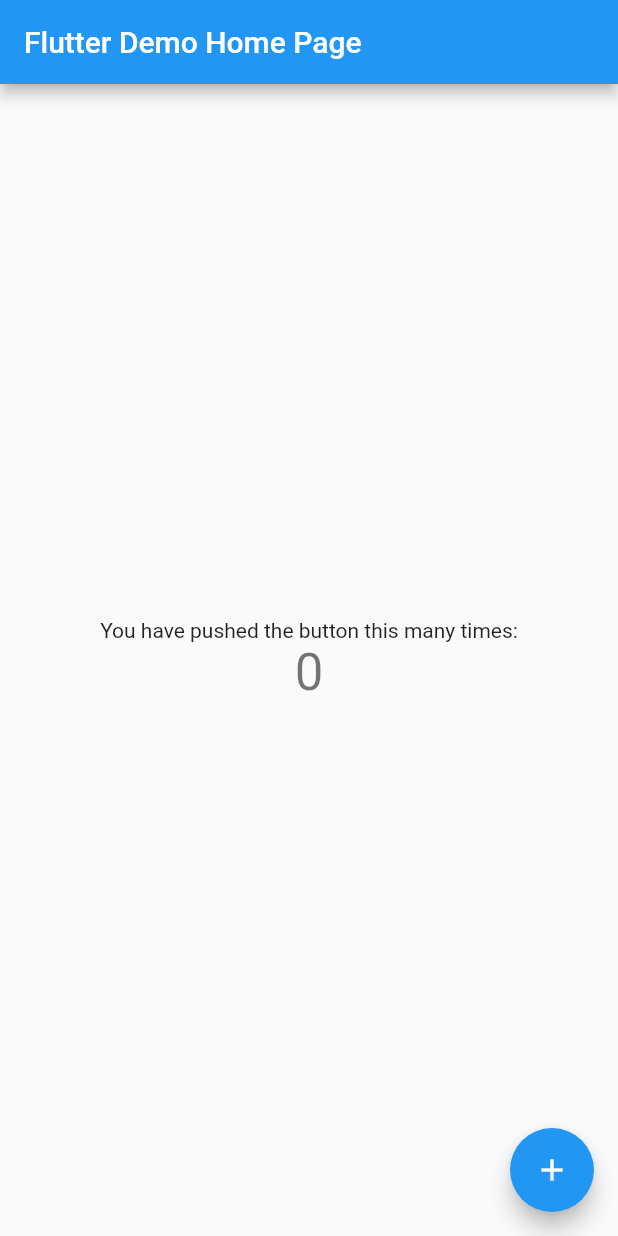
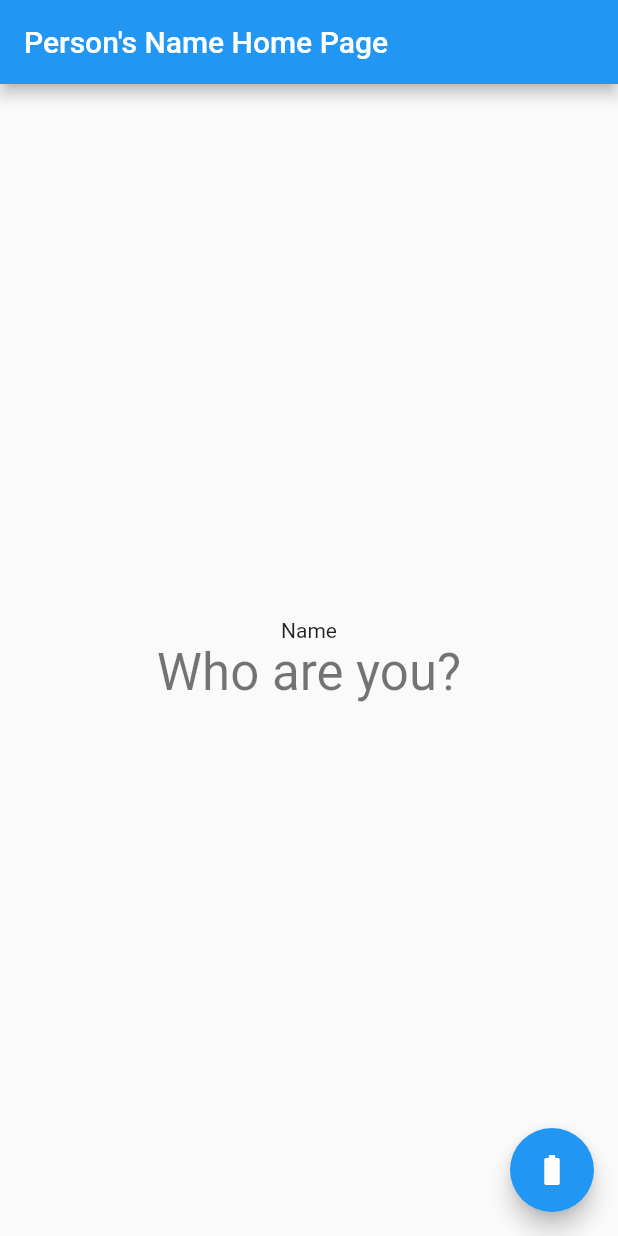
Before and after one commit to calebbergman/flutter_scapix_example, a Flutter app: the screen it shows after launch, on a phone screen of 412 x 824 dp. Run offline on Flutter 3.47's test engine with Material 2 defaults, Android fonts, the phone set to English and light mode, and no system bars.

Commit message:
implement simple example using native_lib person class

```diff
--- a/lib/main.dart
+++ b/lib/main.dart
@@ -1,4 +1,6 @@
+import 'dart:async';
 import 'package:flutter/material.dart';
+import 'package:flutter/services.dart';
 
 void main() => runApp(MyApp());
 
@@ -7,7 +9,7 @@ class MyApp extends StatelessWidget {
   @override
   Widget build(BuildContext context) {
     return MaterialApp(
-      title: 'Flutter Demo',
+      title: 'App Name',
       theme: ThemeData(
         // This is the theme of your application.
         //
@@ -20,7 +22,7 @@ class MyApp extends StatelessWidget {
         // is not restarted.
         primarySwatch: Colors.blue,
       ),
-      home: MyHomePage(title: 'Flutter Demo Home Page'),
+      home: MyHomePage(title: "Person's Name Home Page"),
     );
   }
 }
@@ -44,27 +46,27 @@ class MyHomePage extends StatefulWidget {
 }
 
 class _MyHomePageState extends State<MyHomePage> {
-  int _counter = 0;
+  static const CHANNEL = "com.example.flutter_example/person";
+  static const platform = const MethodChannel(CHANNEL);
 
-  void _incrementCounter() {
+  String _name = "Who are you?";
+
+  Future<void> _getPerson() async {
+    String name;
+    try {
+      final String result = await platform.invokeMethod('getPerson');
+      name = result;
+    } on PlatformException catch (e) {
+      name = "Failed to get name: '${e.message}'.";
+    }
+
     setState(() {
-      // This call to setState tells the Flutter framework that something has
-      // changed in this State, which causes it to rerun the build method below
-      // so that the display can reflect the updated values. If we changed
-      // _counter without calling setState(), then the build method would not be
-      // called again, and so nothing would appear to happen.
-      _counter++;
+      _name = name;
     });
   }
 
   @override
   Widget build(BuildContext context) {
-    // This method is rerun every time setState is called, for instance as done
-    // by the _incrementCounter method above.
-    //
-    // The Flutter framework has been optimized to make rerunning build methods
-    // fast, so that you can just rebuild anything that needs updating rather
-    // than having to individually change instances of widgets.
     return Scaffold(
       appBar: AppBar(
         // Here we take the value from the MyHomePage object that was created by
@@ -92,20 +94,20 @@ class _MyHomePageState extends State<MyHomePage> {
           mainAxisAlignment: MainAxisAlignment.center,
           children: <Widget>[
             Text(
-              'You have pushed the button this many times:',
+              'Name',
             ),
             Text(
-              '$_counter',
+              '$_name',
               style: Theme.of(context).textTheme.display1,
             ),
           ],
         ),
       ),
       floatingActionButton: FloatingActionButton(
-        onPressed: _incrementCounter,
-        tooltip: 'Increment',
-        child: Icon(Icons.add),
-      ), // This trailing comma makes auto-formatting nicer for build methods.
+        onPressed: _getPerson,
+        tooltip: 'Get Name',
+        child: Icon(Icons.battery_std),
+      ),
     );
   }
 }
```
Also changed, not shown: 1 other file.
